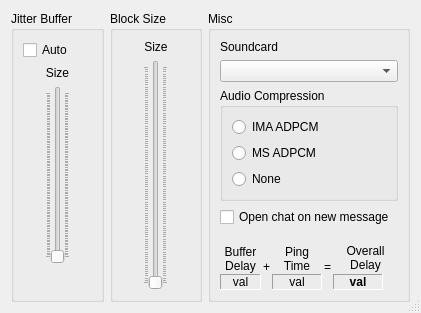
Qt form src/clientsettingsdlgbase.ui (Daninet/jamulus) before a commit.
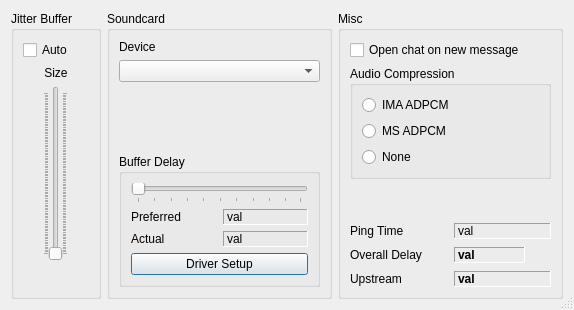
The same form after that commit. Icons and pictures are not drawn. Custom widgets are drawn as their Qt base class.

```diff
--- a/src/clientsettingsdlgbase.ui
+++ b/src/clientsettingsdlgbase.ui
@@ -5,8 +5,8 @@
    <rect>
     <x>0</x>
     <y>0</y>
-    <width>421</width>
-    <height>313</height>
+    <width>562</width>
+    <height>310</height>
    </rect>
   </property>
   <property name="windowTitle" >
@@ -73,9 +73,12 @@
           <property name="orientation" >
            <enum>Qt::Horizontal</enum>
           </property>
+          <property name="sizeType" >
+           <enum>QSizePolicy::Minimum</enum>
+          </property>
           <property name="sizeHint" >
            <size>
-            <width>40</width>
+            <width>0</width>
             <height>20</height>
            </size>
           </property>
@@ -99,9 +102,12 @@
           <property name="orientation" >
            <enum>Qt::Horizontal</enum>
           </property>
+          <property name="sizeType" >
+           <enum>QSizePolicy::Minimum</enum>
+          </property>
           <property name="sizeHint" >
            <size>
-            <width>40</width>
+            <width>0</width>
             <height>20</height>
            </size>
           </property>
@@ -116,9 +122,12 @@
           <property name="orientation" >
            <enum>Qt::Horizontal</enum>
           </property>
+          <property name="sizeType" >
+           <enum>QSizePolicy::Minimum</enum>
+          </property>
           <property name="sizeHint" >
            <size>
-            <width>16</width>
+            <width>0</width>
             <height>20</height>
            </size>
           </property>
@@ -134,14 +143,14 @@
           </property>
           <property name="minimumSize" >
            <size>
-            <width>13</width>
-            <height>13</height>
+            <width>20</width>
+            <height>20</height>
            </size>
           </property>
           <property name="maximumSize" >
            <size>
-            <width>13</width>
-            <height>13</height>
+            <width>20</width>
+            <height>20</height>
            </size>
           </property>
          </widget>
@@ -151,130 +160,32 @@
           <property name="orientation" >
            <enum>Qt::Horizontal</enum>
           </property>
-          <property name="sizeHint" >
-           <size>
-            <width>16</width>
-            <height>20</height>
-           </size>
+          <property name="sizeType" >
+           <enum>QSizePolicy::Minimum</enum>
           </property>
-         </spacer>
-        </item>
-       </layout>
-      </item>
-     </layout>
-    </widget>
-   </item>
-   <item>
-    <widget class="QGroupBox" name="GroupBoxNetwBuf" >
-     <property name="title" >
-      <string>Block Size</string>
-     </property>
-     <layout class="QVBoxLayout" >
-      <property name="spacing" >
-       <number>6</number>
-      </property>
-      <property name="leftMargin" >
-       <number>9</number>
-      </property>
-      <property name="topMargin" >
-       <number>9</number>
-      </property>
-      <property name="rightMargin" >
-       <number>9</number>
-      </property>
-      <property name="bottomMargin" >
-       <number>9</number>
-      </property>
-      <item>
-       <widget class="QLabel" name="TextNetBufSiFactIn" >
-        <property name="minimumSize" >
-         <size>
-          <width>50</width>
-          <height>0</height>
-         </size>
-        </property>
-        <property name="text" >
-         <string>Size</string>
-        </property>
-        <property name="alignment" >
-         <set>Qt::AlignCenter</set>
-        </property>
-        <property name="wordWrap" >
-         <bool>false</bool>
-        </property>
-       </widget>
-      </item>
-      <item>
-       <layout class="QHBoxLayout" >
-        <property name="spacing" >
-         <number>6</number>
-        </property>
-        <property name="leftMargin" >
-         <number>0</number>
-        </property>
-        <property name="topMargin" >
-         <number>0</number>
-        </property>
-        <property name="rightMargin" >
-         <number>0</number>
-        </property>
-        <property name="bottomMargin" >
-         <number>0</number>
-        </property>
-        <item>
-         <spacer>
-          <property name="orientation" >
-           <enum>Qt::Horizontal</enum>
-          </property>
           <property name="sizeHint" >
            <size>
-            <width>40</width>
+            <width>0</width>
             <height>20</height>
            </size>
           </property>
          </spacer>
         </item>
-        <item>
-         <widget class="QSlider" name="SliderNetBufSiFactIn" >
-          <property name="pageStep" >
-           <number>1</number>
-          </property>
-          <property name="orientation" >
-           <enum>Qt::Vertical</enum>
-          </property>
-          <property name="tickPosition" >
-           <enum>QSlider::TicksBothSides</enum>
-          </property>
-         </widget>
-        </item>
-        <item>
-         <spacer>
-          <property name="orientation" >
-           <enum>Qt::Horizontal</enum>
-          </property>
-          <property name="sizeHint" >
-           <size>
-            <width>40</width>
-            <height>20</height>
-           </size>
-          </property>
-         </spacer>
-        </item>
        </layout>
       </item>
      </layout>
     </widget>
    </item>
    <item>
-    <widget class="QGroupBox" name="GroupBoxMeasureResults" >
+    <widget class="QGroupBox" name="GroupBoxSoundCard" >
      <property name="title" >
-      <string>Misc</string>
+      <string>Soundcard</string>
      </property>
      <layout class="QVBoxLayout" >
       <item>
-       <widget class="QLabel" name="lSoundcard" >
+       <widget class="QLabel" name="TextSoundcardDevice" >
         <property name="text" >
-         <string>Soundcard</string>
+         <string>Device</string>
         </property>
        </widget>
       </item>
@@ -295,6 +206,112 @@
        </widget>
       </item>
       <item>
+       <spacer>
+        <property name="orientation" >
+         <enum>Qt::Vertical</enum>
+        </property>
+        <property name="sizeHint" >
+         <size>
+          <width>201</width>
+          <height>20</height>
+         </size>
+        </property>
+       </spacer>
+      </item>
+      <item>
+       <widget class="QGroupBox" name="GroupBoxSoundCrdBufDelay" >
+        <property name="title" >
+         <string>Buffer Delay</string>
+        </property>
+        <layout class="QVBoxLayout" >
+         <item>
+          <widget class="QSlider" name="SliderSndCrdBufferDelay" >
+           <property name="orientation" >
+            <enum>Qt::Horizontal</enum>
+           </property>
+           <property name="tickPosition" >
+            <enum>QSlider::TicksBelow</enum>
+           </property>
+          </widget>
+         </item>
+         <item>
+          <layout class="QHBoxLayout" >
+           <item>
+            <widget class="QLabel" name="TextSndCrdBufDelayPreferred" >
+             <property name="text" >
+              <string>Preferred</string>
+             </property>
+             <property name="wordWrap" >
+              <bool>true</bool>
+             </property>
+            </widget>
+           </item>
+           <item>
+            <widget class="QLabel" name="TextLabelPreferredSndCrdBufDelay" >
+             <property name="frameShape" >
+              <enum>QFrame::Panel</enum>
+             </property>
+             <property name="frameShadow" >
+              <enum>QFrame::Sunken</enum>
+             </property>
+             <property name="text" >
+              <string>val</string>
+             </property>
+            </widget>
+           </item>
+          </layout>
+         </item>
+         <item>
+          <layout class="QHBoxLayout" >
+           <item>
+            <widget class="QLabel" name="TextSndCrdBufDelayActual" >
+             <property name="text" >
+              <string>Actual</string>
+             </property>
+            </widget>
+           </item>
+           <item>
+            <widget class="QLabel" name="TextLabelActualSndCrdBufDelay" >
+             <property name="frameShape" >
+              <enum>QFrame::Panel</enum>
+             </property>
+             <property name="frameShadow" >
+              <enum>QFrame::Sunken</enum>
+             </property>
+             <property name="text" >
+              <string>val</string>
+             </property>
+            </widget>
+           </item>
+          </layout>
+         </item>
+         <item>
+          <widget class="QPushButton" name="ButtonDriverSetup" >
+           <property name="text" >
+            <string>Driver Setup</string>
+           </property>
+          </widget>
+         </item>
+        </layout>
+       </widget>
+      </item>
+     </layout>
+    </widget>
+   </item>
+   <item>
+    <widget class="QGroupBox" name="GroupBoxMeasureResults" >
+     <property name="title" >
+      <string>Misc</string>
+     </property>
+     <layout class="QVBoxLayout" >
+      <item>
+       <widget class="QCheckBox" name="cbOpenChatOnNewMessage" >
+        <property name="text" >
+         <string>Open chat on new message</string>
+        </property>
+       </widget>
+      </item>
+      <item>
        <widget class="QGroupBox" name="groupBoxAudioCompressionType" >
         <property name="title" >
          <string>Audio Compression</string>
@@ -324,13 +341,6 @@
         </layout>
        </widget>
       </item>
-      <item>
-       <widget class="QCheckBox" name="cbOpenChatOnNewMessage" >
-        <property name="text" >
-         <string>Open chat on new message</string>
-        </property>
-       </widget>
-      </item>
       <item>
        <spacer>
         <property name="orientation" >
@@ -338,7 +348,7 @@
         </property>
         <property name="sizeHint" >
          <size>
-          <width>116</width>
+          <width>201</width>
           <height>16</height>
          </size>
         </property>
@@ -346,84 +356,53 @@
       </item>
       <item>
        <layout class="QHBoxLayout" >
-        <property name="spacing" >
-         <number>2</number>
-        </property>
         <item>
-         <layout class="QVBoxLayout" >
-          <property name="spacing" >
-           <number>0</number>
+         <widget class="QLabel" name="TextPingTime" >
+          <property name="text" >
+           <string>Ping Time</string>
           </property>
-          <item>
-           <widget class="QLabel" name="lPingTime_2" >
-            <property name="text" >
-             <string>Buffer Delay</string>
-            </property>
-            <property name="alignment" >
-             <set>Qt::AlignCenter</set>
-            </property>
-            <property name="wordWrap" >
-             <bool>true</bool>
-            </property>
-           </widget>
-          </item>
-          <item>
-           <widget class="QLabel" name="TextLabelBufferDelay" >
-            <property name="sizePolicy" >
-             <sizepolicy vsizetype="Maximum" hsizetype="Preferred" >
-              <horstretch>0</horstretch>
-              <verstretch>0</verstretch>
-             </sizepolicy>
-            </property>
-            <property name="minimumSize" >
-             <size>
-              <width>40</width>
-              <height>0</height>
-             </size>
-            </property>
-            <property name="frameShape" >
-             <enum>QFrame::Panel</enum>
-            </property>
-            <property name="frameShadow" >
-             <enum>QFrame::Sunken</enum>
-            </property>
-            <property name="text" >
-             <string>val</string>
-            </property>
-            <property name="alignment" >
-             <set>Qt::AlignCenter</set>
-            </property>
-           </widget>
-          </item>
-         </layout>
+         </widget>
         </item>
         <item>
-         <widget class="QLabel" name="label" >
+         <widget class="QLabel" name="TextLabelPingTime" >
+          <property name="sizePolicy" >
+           <sizepolicy vsizetype="Maximum" hsizetype="Preferred" >
+            <horstretch>0</horstretch>
+            <verstretch>0</verstretch>
+           </sizepolicy>
+          </property>
+          <property name="minimumSize" >
+           <size>
+            <width>50</width>
+            <height>0</height>
+           </size>
+          </property>
+          <property name="frameShape" >
+           <enum>QFrame::Panel</enum>
+          </property>
+          <property name="frameShadow" >
+           <enum>QFrame::Sunken</enum>
+          </property>
           <property name="text" >
-           <string>+</string>
+           <string>val</string>
           </property>
          </widget>
         </item>
+       </layout>
+      </item>
+      <item>
+       <layout class="QHBoxLayout" >
         <item>
-         <layout class="QVBoxLayout" >
-          <property name="spacing" >
-           <number>0</number>
+         <widget class="QLabel" name="TextOverallDelay" >
+          <property name="text" >
+           <string>Overall Delay</string>
           </property>
+         </widget>
+        </item>
+        <item>
+         <layout class="QHBoxLayout" >
           <item>
-           <widget class="QLabel" name="lPingTime" >
-            <property name="text" >
-             <string>Ping Time</string>
-            </property>
-            <property name="alignment" >
-             <set>Qt::AlignCenter</set>
-            </property>
-            <property name="wordWrap" >
-             <bool>true</bool>
-            </property>
-           </widget>
-          </item>
-          <item>
-           <widget class="QLabel" name="TextLabelPingTime" >
+           <widget class="QLabel" name="TextLabelOverallDelay" >
             <property name="sizePolicy" >
              <sizepolicy vsizetype="Maximum" hsizetype="Preferred" >
               <horstretch>0</horstretch>
@@ -436,6 +415,12 @@
               <height>0</height>
              </size>
             </property>
+            <property name="font" >
+             <font>
+              <weight>75</weight>
+              <bold>true</bold>
+             </font>
+            </property>
             <property name="frameShape" >
              <enum>QFrame::Panel</enum>
             </property>
@@ -445,99 +430,61 @@
             <property name="text" >
              <string>val</string>
             </property>
-            <property name="alignment" >
-             <set>Qt::AlignCenter</set>
+           </widget>
+          </item>
+          <item>
+           <widget class="CMultiColorLED" native="1" name="CLEDOverallDelay" >
+            <property name="sizePolicy" >
+             <sizepolicy vsizetype="Fixed" hsizetype="Fixed" >
+              <horstretch>0</horstretch>
+              <verstretch>0</verstretch>
+             </sizepolicy>
             </property>
+            <property name="minimumSize" >
+             <size>
+              <width>20</width>
+              <height>20</height>
+             </size>
+            </property>
+            <property name="maximumSize" >
+             <size>
+              <width>20</width>
+              <height>20</height>
+             </size>
+            </property>
            </widget>
           </item>
          </layout>
         </item>
+       </layout>
+      </item>
+      <item>
+       <layout class="QHBoxLayout" >
         <item>
-         <widget class="QLabel" name="label_2" >
+         <widget class="QLabel" name="TextUpstream" >
           <property name="text" >
-           <string>=</string>
+           <string>Upstream</string>
           </property>
          </widget>
         </item>
         <item>
-         <layout class="QVBoxLayout" >
-          <property name="spacing" >
-           <number>2</number>
+         <widget class="QLabel" name="TextUpstreamValue" >
+          <property name="font" >
+           <font>
+            <weight>75</weight>
+            <bold>true</bold>
+           </font>
           </property>
-          <item>
-           <widget class="QLabel" name="lPingTime_3" >
-            <property name="text" >
-             <string>Overall Delay</string>
-            </property>
-            <property name="alignment" >
-             <set>Qt::AlignCenter</set>
-            </property>
-            <property name="wordWrap" >
-             <bool>true</bool>
-            </property>
-           </widget>
-          </item>
-          <item>
-           <layout class="QHBoxLayout" >
-            <item>
-             <widget class="QLabel" name="TextLabelOverallDelay" >
-              <property name="sizePolicy" >
-               <sizepolicy vsizetype="Maximum" hsizetype="Preferred" >
-                <horstretch>0</horstretch>
-                <verstretch>0</verstretch>
-               </sizepolicy>
-              </property>
-              <property name="minimumSize" >
-               <size>
-                <width>50</width>
-                <height>0</height>
-               </size>
-              </property>
-              <property name="font" >
-               <font>
-                <weight>75</weight>
-                <bold>true</bold>
-               </font>
-              </property>
-              <property name="frameShape" >
-               <enum>QFrame::Panel</enum>
-              </property>
-              <property name="frameShadow" >
-               <enum>QFrame::Sunken</enum>
-              </property>
-              <property name="text" >
-               <string>val</string>
-              </property>
-              <property name="alignment" >
-               <set>Qt::AlignCenter</set>
-              </property>
-             </widget>
-            </item>
-            <item>
-             <widget class="CMultiColorLED" native="1" name="CLEDOverallDelay" >
-              <property name="sizePolicy" >
-               <sizepolicy vsizetype="Fixed" hsizetype="Fixed" >
-                <horstretch>0</horstretch>
-                <verstretch>0</verstretch>
-               </sizepolicy>
-              </property>
-              <property name="minimumSize" >
-               <size>
-                <width>13</width>
-                <height>13</height>
-               </size>
-              </property>
-              <property name="maximumSize" >
-               <size>
-                <width>13</width>
-                <height>13</height>
-               </size>
-              </property>
-             </widget>
-            </item>
-           </layout>
-          </item>
-         </layout>
+          <property name="frameShape" >
+           <enum>QFrame::Panel</enum>
+          </property>
+          <property name="frameShadow" >
+           <enum>QFrame::Sunken</enum>
+          </property>
+          <property name="text" >
+           <string>val</string>
+          </property>
+         </widget>
         </item>
        </layout>
       </item>
```
